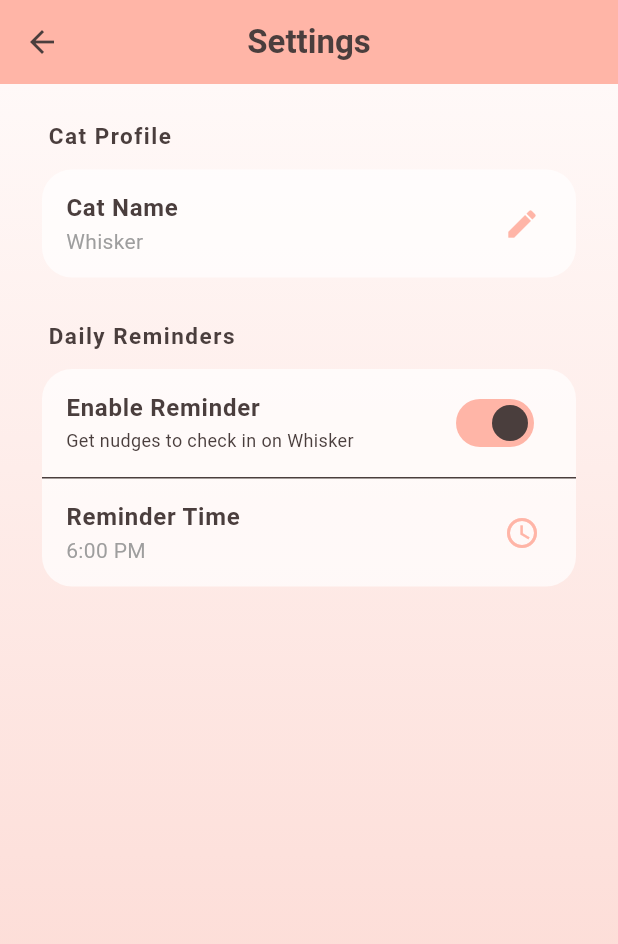
After one commit to abshwabu/whisker, a Flutter app: the SettingsScreen screen opened directly, after a tap on "Enable Reminder", on a phone screen of 412 x 824 dp. The commit adds this screen. Shown: the top 944 px of the screen. Run offline on Flutter 3.47's test engine with Material 3 defaults, Android fonts, the phone set to English and light mode, and no system bars; our stand-ins replace flutter_local_notifications, flutter_riverpod, flutter_timezone, hive, hive_flutter, timezone; accounts and stored records are empty.

Commit message:
Daily Reminder Notification

```diff
--- a/lib/main.dart
+++ b/lib/main.dart
@@ -7,10 +7,14 @@ import 'package:whisker/models/hidden_message.dart';
 import 'package:whisker/models/diary_entry.dart';
 import 'package:whisker/screens/home_screen.dart';
 import 'package:whisker/theme/app_theme.dart';
+import 'package:whisker/services/notification_service.dart';
 
 void main() async {
   // Ensure widget binding is initialized before calling native platforms/Hive init
   WidgetsFlutterBinding.ensureInitialized();
+
+  // Initialize notifications
+  await NotificationService().init();
 
   // Initialize Hive for local storage
   await Hive.initFlutter();
--- /dev/null
+++ b/lib/screens/settings_screen.dart
@@ -0,0 +1,253 @@
+import 'package:flutter/material.dart';
+import 'package:flutter_riverpod/flutter_riverpod.dart';
+import 'package:hive/hive.dart';
+import 'package:whisker/providers/cat_provider.dart';
+import 'package:whisker/services/notification_service.dart';
+
+class SettingsScreen extends ConsumerStatefulWidget {
+  const SettingsScreen({super.key});
+
+  @override
+  ConsumerState<SettingsScreen> createState() => _SettingsScreenState();
+}
+
+class _SettingsScreenState extends ConsumerState<SettingsScreen> {
+  bool _remindersEnabled = false;
+  TimeOfDay _reminderTime = const TimeOfDay(hour: 18, minute: 0);
+  late Box _settingsBox;
+  bool _isLoading = true;
+
+  @override
+  void initState() {
+    super.initState();
+    _loadSettings();
+  }
+
+  Future<void> _loadSettings() async {
+    _settingsBox = await Hive.openBox('appSettingsBox');
+    setState(() {
+      _remindersEnabled = _settingsBox.get('reminderEnabled', defaultValue: false);
+      final hour = _settingsBox.get('reminderHour', defaultValue: 18);
+      final minute = _settingsBox.get('reminderMinute', defaultValue: 0);
+      _reminderTime = TimeOfDay(hour: hour, minute: minute);
+      _isLoading = false;
+    });
+  }
+
+  Future<void> _selectTime(BuildContext context) async {
+    final TimeOfDay? picked = await showTimePicker(
+      context: context,
+      initialTime: _reminderTime,
+      builder: (context, child) {
+        return Theme(
+          data: Theme.of(context).copyWith(
+            colorScheme: const ColorScheme.light(
+              primary: Color(0xFFFFB5A7),
+              onPrimary: Color(0xFF4A3E3D),
+              surface: Color(0xFFFFF9F8),
+              onSurface: Color(0xFF4A3E3D),
+            ),
+          ),
+          child: child!,
+        );
+      },
+    );
+
+    if (picked != null && picked != _reminderTime) {
+      setState(() {
+        _reminderTime = picked;
+      });
+      if (_remindersEnabled) {
+        await NotificationService().scheduleDailyNotification(
+          hour: picked.hour,
+          minute: picked.minute,
+        );
+      }
+    }
+  }
+
+  Future<void> _toggleReminders(bool value) async {
+    setState(() {
+      _remindersEnabled = value;
+    });
+    if (value) {
+      // Request permission and schedule
+      final granted = await NotificationService().requestPermission();
+      if (granted) {
+        await NotificationService().scheduleDailyNotification(
+          hour: _reminderTime.hour,
+          minute: _reminderTime.minute,
+        );
+      } else {
+        // If denied, we still toggle on in UI but print warning or let it fail softly
+        setState(() {
+          _remindersEnabled = false;
+        });
+        if (mounted) {
+          ScaffoldMessenger.of(context).showSnackBar(
+            const SnackBar(
+              content: Text('Notification permissions are disabled in settings.'),
+              backgroundColor: Colors.redAccent,
+            ),
+          );
+        }
+      }
+    } else {
+      await NotificationService().disableNotification();
+    }
+  }
+
+  void _showRenameDialog(BuildContext context, String currentName) {
+    final controller = TextEditingController(text: currentName);
+    showDialog(
+      context: context,
+      builder: (ctx) => AlertDialog(
+        backgroundColor: const Color(0xFFFFF9F8),
+        title: const Text(
+          'Rename Your Cat',
+          style: TextStyle(color: Color(0xFF4A3E3D), fontWeight: FontWeight.bold),
+        ),
+        content: TextField(
+          controller: controller,
+          decoration: const InputDecoration(
+            hintText: 'Enter new name...',
+            focusedBorder: UnderlineInputBorder(
+              borderSide: BorderSide(color: Color(0xFFFFB5A7)),
+            ),
+          ),
+          style: const TextStyle(color: Color(0xFF4A3E3D)),
+          maxLength: 15,
+        ),
+        actions: [
+          TextButton(
+            onPressed: () => Navigator.of(ctx).pop(),
+            child: const Text('Cancel', style: TextStyle(color: Colors.grey)),
+          ),
+          ElevatedButton(
+            onPressed: () {
+              if (controller.text.trim().isNotEmpty) {
+                ref.read(catProvider.notifier).updateName(controller.text.trim());
+              }
+              Navigator.of(ctx).pop();
+              setState(() {});
+            },
+            child: const Text('Save'),
+          ),
+        ],
+      ),
+    );
+  }
+
+  @override
+  Widget build(BuildContext context) {
+    final catState = ref.watch(catProvider);
+
+    if (_isLoading) {
+      return const Scaffold(
+        body: Center(child: CircularProgressIndicator()),
+      );
+    }
+
+    return Scaffold(
+      appBar: AppBar(
+        title: const Text('Settings'),
+        leading: IconButton(
+          icon: const Icon(Icons.arrow_back),
+          onPressed: () => Navigator.of(context).pop(),
+        ),
+      ),
+      body: Container(
+        decoration: const BoxDecoration(
+          gradient: LinearGradient(
+            colors: [
+              Color(0xFFFFF9F8),
+              Color(0xFFFCD5CE),
+            ],
+            begin: Alignment.topCenter,
+            end: Alignment.bottomCenter,
+          ),
+        ),
+        child: ListView(
+          padding: const EdgeInsets.all(24.0),
+          children: [
+            // Cat Profile Section
+            _buildSectionHeader('Cat Profile'),
+            Card(
+              elevation: 0,
+              color: Colors.white.withValues(alpha: 0.7),
+              shape: RoundedRectangleBorder(borderRadius: BorderRadius.circular(20)),
+              child: ListTile(
+                title: const Text(
+                  'Cat Name',
+                  style: TextStyle(fontWeight: FontWeight.bold, color: Color(0xFF4A3E3D)),
+                ),
+                subtitle: Text(
+                  catState.name,
+                  style: const TextStyle(color: Colors.grey),
+                ),
+                trailing: const Icon(Icons.edit, color: Color(0xFFFFB5A7)),
+                onTap: () => _showRenameDialog(context, catState.name),
+              ),
+            ),
+            const SizedBox(height: 24),
+
+            // Reminders Section
+            _buildSectionHeader('Daily Reminders'),
+            Card(
+              elevation: 0,
+              color: Colors.white.withValues(alpha: 0.7),
+              shape: RoundedRectangleBorder(borderRadius: BorderRadius.circular(20)),
+              child: Column(
+                children: [
+                  SwitchListTile(
+                    title: const Text(
+                      'Enable Reminder',
+                      style: TextStyle(fontWeight: FontWeight.bold, color: Color(0xFF4A3E3D)),
+                    ),
+                    subtitle: const Text(
+                      'Get nudges to check in on Whisker',
+                      style: TextStyle(fontSize: 12),
+                    ),
+                    activeTrackColor: const Color(0xFFFFB5A7),
+                    value: _remindersEnabled,
+                    onChanged: _toggleReminders,
+                  ),
+                  if (_remindersEnabled) ...[
+                    const Divider(height: 1),
+                    ListTile(
+                      title: const Text(
+                        'Reminder Time',
+                        style: TextStyle(fontWeight: FontWeight.bold, color: Color(0xFF4A3E3D)),
+                      ),
+                      subtitle: Text(
+                        _reminderTime.format(context),
+                        style: const TextStyle(color: Colors.grey),
+                      ),
+                      trailing: const Icon(Icons.access_time, color: Color(0xFFFFB5A7)),
+                      onTap: () => _selectTime(context),
+                    ),
+                  ],
+                ],
+              ),
+            ),
+          ],
+        ),
+      ),
+    );
+  }
+
+  Widget _buildSectionHeader(String title) {
+    return Padding(
+      padding: const EdgeInsets.only(left: 8.0, bottom: 8.0),
+      child: Text(
+        title,
+        style: const TextStyle(
+          fontSize: 15,
+          fontWeight: FontWeight.bold,
+          color: Color(0xFF4A3E3D),
+          letterSpacing: 1.0,
+        ),
+      ),
+    );
+  }
+}
--- /dev/null
+++ b/lib/services/notification_service.dart
@@ -0,0 +1,185 @@
+import 'dart:math';
+import 'package:flutter/material.dart';
+import 'package:flutter_local_notifications/flutter_local_notifications.dart';
+import 'package:flutter_timezone/flutter_timezone.dart';
+import 'package:hive/hive.dart';
+import 'package:timezone/data/latest_all.dart' as tz;
+import 'package:timezone/timezone.dart' as tz;
+
+class NotificationService {
+  static final NotificationService _instance = NotificationService._internal();
+  factory NotificationService() => _instance;
+  NotificationService._internal();
+
+  final FlutterLocalNotificationsPlugin flutterLocalNotificationsPlugin =
+      FlutterLocalNotificationsPlugin();
+
+  final List<String> _notificationMessages = [
+    "Whisker missed you today 🐾",
+    "Someone's asking for pets...",
+    "Whisker is looking around for you... 😺",
+    "Time to cuddle with Whisker! 💖",
+    "Have you fed Whisker today? 🍽️",
+    "Whisker is curled up waiting for you...💤",
+  ];
+
+  Future<void> init() async {
+    // 1. Initialize time zones
+    tz.initializeTimeZones();
+    try {
+      final timezoneInfo = await FlutterTimezone.getLocalTimezone();
+      tz.setLocalLocation(tz.getLocation(timezoneInfo.identifier));
+    } catch (_) {
+      // Fallback if local location cannot be resolved
+      tz.setLocalLocation(tz.getLocation('UTC'));
+    }
+
+    // 2. Initialize local notifications settings
+    // Using @mipmap/ic_launcher because it exists in all standard Flutter Android projects
+    const AndroidInitializationSettings initializationSettingsAndroid =
+        AndroidInitializationSettings('@mipmap/ic_launcher');
+
+    const DarwinInitializationSettings initializationSettingsDarwin =
+        DarwinInitializationSettings(
+      requestAlertPermission: false,
+      requestBadgePermission: false,
+      requestSoundPermission: false,
+    );
+
+    const InitializationSettings initializationSettings = InitializationSettings(
+      android: initializationSettingsAndroid,
+      iOS: initializationSettingsDarwin,
+    );
+
+    await flutterLocalNotificationsPlugin.initialize(
+      settings: initializationSettings,
+    );
+  }
+
+  Future<void> checkFirstLaunchPermission(BuildContext context) async {
+    final box = await Hive.openBox('appSettingsBox');
+    final bool hasPrompted = box.get('hasPromptedPermission', defaultValue: false);
+    if (!hasPrompted) {
+      // Show friendly explain dialog
+      if (context.mounted) {
+        showDialog(
+          context: context,
+          barrierDismissible: false,
+          builder: (ctx) => AlertDialog(
+            backgroundColor: const Color(0xFFFFF9F8),
+            title: const Text(
+              'Daily Reminder',
+              style: TextStyle(color: Color(0xFF4A3E3D), fontWeight: FontWeight.bold),
+            ),
+            content: const Text(
+              'Want a daily nudge to check in on Whisker? 🐾 We\'ll remind you at your preferred time.',
+              style: TextStyle(color: Color(0xFF4A3E3D)),
+            ),
+            actions: [
+              TextButton(
+                onPressed: () async {
+                  await box.put('hasPromptedPermission', true);
+                  if (ctx.mounted) Navigator.of(ctx).pop();
+                },
+                child: const Text('Maybe Later', style: TextStyle(color: Colors.grey)),
+              ),
+              ElevatedButton(
+                style: ElevatedButton.styleFrom(
+                  backgroundColor: const Color(0xFFFFB5A7),
+                ),
+                onPressed: () async {
+                  await box.put('hasPromptedPermission', true);
+                  if (ctx.mounted) Navigator.of(ctx).pop();
+                  await requestPermission();
+                },
+                child: const Text('Yes, Please!'),
+              ),
+            ],
+          ),
+        );
+      }
+    }
+  }
+
+  Future<bool> requestPermission() async {
+    try {
+      // Request for Android (API 33+)
+      final androidResult = await flutterLocalNotificationsPlugin
+          .resolvePlatformSpecificImplementation<
+              AndroidFlutterLocalNotificationsPlugin>()
+          ?.requestNotificationsPermission();
+
+      // Request for iOS
+      final iosResult = await flutterLocalNotificationsPlugin
+          .resolvePlatformSpecificImplementation<
+              IOSFlutterLocalNotificationsPlugin>()
+          ?.requestPermissions(
+            alert: true,
+            badge: true,
+            sound: true,
+          );
+
+      // Schedule default notification at 6:00 PM if permissions are granted
+      await scheduleDailyNotification(hour: 18, minute: 0);
+
+      return (androidResult ?? false) || (iosResult ?? false);
+    } catch (_) {
+      return false; // Safely fail and continue core loop
+    }
+  }
+
+  Future<void> scheduleDailyNotification({required int hour, required int minute}) async {
+    try {
+      // 1. Cancel previous notifications to prevent duplicates
+      await flutterLocalNotificationsPlugin.cancelAll();
+
+      // 2. Select a random message copy
+      final random = Random();
+      final String bodyText = _notificationMessages[random.nextInt(_notificationMessages.length)];
+
+      // 3. Schedule the zoned daily reminder
+      await flutterLocalNotificationsPlugin.zonedSchedule(
+        id: 0,
+        title: 'Whisker',
+        body: bodyText,
+        scheduledDate: _nextInstanceOfTime(hour, minute),
+        notificationDetails: const NotificationDetails(
+          android: AndroidNotificationDetails(
+            'daily_whisker_channel_id',
+            'Daily Whisker Reminders',
+            channelDescription: 'Friendly daily reminders to take care of Whisker',
+            importance: Importance.max,
+            priority: Priority.high,
+          ),
+          iOS: DarwinNotificationDetails(),
+        ),
+        androidScheduleMode: AndroidScheduleMode.exactAllowWhileIdle,
+        matchDateTimeComponents: DateTimeComponents.time,
+      );
+
+      // Save scheduled time in settings for retrieval in Settings screen
+      final box = await Hive.openBox('appSettingsBox');
+      await box.put('reminderHour', hour);
+      await box.put('reminderMinute', minute);
+      await box.put('reminderEnabled', true);
+    } catch (_) {
+      // Fully offline and non-blocking if permission is denied
+    }
+  }
+
+  Future<void> disableNotification() async {
+    await flutterLocalNotificationsPlugin.cancelAll();
+    final box = await Hive.openBox('appSettingsBox');
+    await box.put('reminderEnabled', false);
+  }
+
+  tz.TZDateTime _nextInstanceOfTime(int hour, int minute) {
+    final tz.TZDateTime now = tz.TZDateTime.now(tz.local);
+    tz.TZDateTime scheduledDate =
+        tz.TZDateTime(tz.local, now.year, now.month, now.day, hour, minute);
+    if (scheduledDate.isBefore(now)) {
+      scheduledDate = scheduledDate.add(const Duration(days: 1));
+    }
+    return scheduledDate;
+  }
+}
--- a/pubspec.yaml
+++ b/pubspec.yaml
@@ -41,6 +41,8 @@ dependencies:
   intl: ^0.20.3
   lottie: ^3.3.3
   vector_math: ^2.2.0
+  flutter_timezone: ^5.1.0
+  timezone: ^0.10.1
 
 dev_dependencies:
   flutter_test:
```
Also changed, not shown: lib/screens/home_screen.dart (+16 -42 lines), pubspec.lock, 5 other files.
